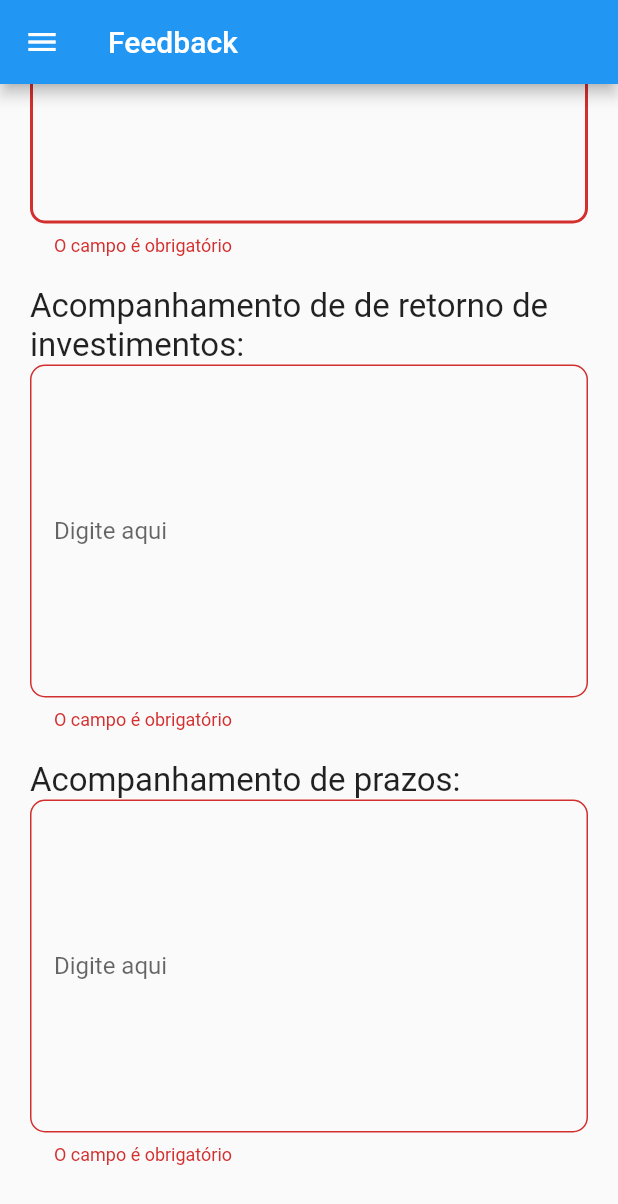
After one commit to franciscoasantos/ProjetoEstimulo, a Flutter app: the FeedBack screen opened by its route, scrolled down 201 dp, after a tap on "Enviar", on a phone screen of 412 x 824 dp. The commit adds this screen. Shown: the top 1204 px of the screen. Run offline on Flutter 3.47's test engine with Material 2 defaults, Android fonts, the phone set to English and light mode, and no system bars; our stand-ins replace youtube_player_flutter.

Commit message:
Criação da tela de feedback

```diff
--- a/estimuloapp/lib/main.dart
+++ b/estimuloapp/lib/main.dart
@@ -5,6 +5,7 @@ import './telas/Inicio.dart';
 import './telas/login.dart';
 import './telas/cadastro.dart';
 import './telas/capacitacao.dart';
+import './telas/feedback.dart';
 
 void main() => runApp(
       MaterialApp(
@@ -14,7 +15,7 @@ void main() => runApp(
           '/login': (context) => Login(),
           '/cadastro': (context) => Cadastro(),
           '/capacitacao': (context) => Capacitacao(),
-          //'/feedback': (context) => Feedback(),
+          '/feedback': (context) => FeedBack(),
         },
       ),
     );
--- /dev/null
+++ b/estimuloapp/lib/telas/feedback.dart
@@ -0,0 +1,163 @@
+import 'package:flutter/material.dart';
+
+class FeedBack extends StatefulWidget {
+  @override
+  _FeedbackState createState() {
+    return _FeedbackState();
+  }
+}
+
+class _FeedbackState extends State<FeedBack> {
+  final _formKey = GlobalKey<FormState>();
+
+  @override
+  Widget build(BuildContext context) {
+    return Scaffold(
+      appBar: AppBar(
+        title: Text('Feedback'),
+      ),
+      body: Builder(
+        builder: (BuildContext context) {
+          return ListView(
+            children: [
+              Container(
+                margin: const EdgeInsets.only(left: 20.0, right: 20.0),
+                child: Form(
+                  key: _formKey,
+                  child: Column(
+                    crossAxisAlignment: CrossAxisAlignment.start,
+                    children: [
+                      SizedBox(height: 20),
+                      Text(
+                        'Acompanhamento de\ninvestimentos:',
+                        style: TextStyle(fontSize: 22),
+                      ),
+                      TextFormField(
+                        maxLines: 10,
+                        autofocus: true,
+                        decoration: InputDecoration(
+                          labelText: 'Digite aqui',
+                          border: OutlineInputBorder(
+                            borderSide: (BorderSide(color: Colors.black)),
+                            borderRadius: BorderRadius.circular(10),
+                          ),
+                          contentPadding: const EdgeInsets.all(16.0),
+                        ),
+                        validator: (value) {
+                          if (value.isEmpty)
+                            return 'O campo é obrigatório';
+                          else
+                            return null;
+                        },
+                      ),
+                      SizedBox(height: 20),
+                      Text(
+                        'Acompanhamento de de retorno de investimentos:',
+                        style: TextStyle(fontSize: 22),
+                      ),
+                      TextFormField(
+                        maxLines: 10,
+                        autofocus: true,
+                        decoration: InputDecoration(
+                          labelText: 'Digite aqui',
+                          border: OutlineInputBorder(
+                            borderSide: (BorderSide(color: Colors.black)),
+                            borderRadius: BorderRadius.circular(10),
+                          ),
+                          contentPadding: const EdgeInsets.all(16.0),
+                        ),
+                        validator: (value) {
+                          if (value.isEmpty)
+                            return 'O campo é obrigatório';
+                          else
+                            return null;
+                        },
+                      ),
+                      SizedBox(height: 20),
+                      Text(
+                        'Acompanhamento de prazos:',
+                        style: TextStyle(fontSize: 22),
+                      ),
+                      TextFormField(
+                        maxLines: 10,
+                        autofocus: true,
+                        decoration: InputDecoration(
+                          labelText: 'Digite aqui',
+                          border: OutlineInputBorder(
+                            borderSide: (BorderSide(color: Colors.black)),
+                            borderRadius: BorderRadius.circular(10),
+                          ),
+                          contentPadding: const EdgeInsets.all(16.0),
+                        ),
+                        validator: (value) {
+                          if (value.isEmpty)
+                            return 'O campo é obrigatório';
+                          else
+                            return null;
+                        },
+                      ),
+                      SizedBox(height: 50),
+                      Center(
+                        child: RaisedButton(
+                          onPressed: () {
+                            if (_formKey.currentState.validate()) {
+                              Scaffold.of(context).showSnackBar(
+                                SnackBar(
+                                  content: Text("Enviado feedback..."),
+                                ),
+                              );
+                              //sleep(Duration(seconds: 5));
+                              // Navigator.pop(context);
+                            }
+                          },
+                          child: Text('Enviar',
+                              style:
+                                  TextStyle(color: Colors.white, fontSize: 20)),
+                          color: Colors.blue,
+                          padding: EdgeInsets.fromLTRB(100, 20, 100, 20),
+                          shape: RoundedRectangleBorder(
+                              borderRadius: BorderRadius.circular(10.0)),
+                        ),
+                      ),
+                    ],
+                  ),
+                ),
+              ),
+            ],
+          );
+        },
+      ),
+      drawer: Drawer(
+        child: ListView(
+          padding: EdgeInsets.zero,
+          children: <Widget>[
+            DrawerHeader(
+              child: Text(
+                'Estimulo 2020',
+                style: TextStyle(
+                  color: Colors.white,
+                  fontSize: 22,
+                ),
+              ),
+              decoration: BoxDecoration(
+                color: Colors.blue,
+              ),
+            ),
+            ListTile(
+              title: Text('Trilhas de capacitação'),
+              onTap: () {
+                Navigator.pushNamed(context, '/capacitacao');
+              },
+            ),
+            ListTile(
+              title: Text('Feedback'),
+              onTap: () {
+                Navigator.pushNamed(context, '/feedback');
+              },
+            ),
+          ],
+        ),
+      ),
+    );
+  }
+}
--- a/estimuloapp/lib/telas/video_list.dart
+++ b/estimuloapp/lib/telas/video_list.dart
@@ -52,6 +52,10 @@ class _VideoListState extends State<VideoList> {
             )
             .toList();
         break;
+      case 'tecnologia':
+        break;
+      case 'rh':
+        break;
       default:
     }
   }
```
